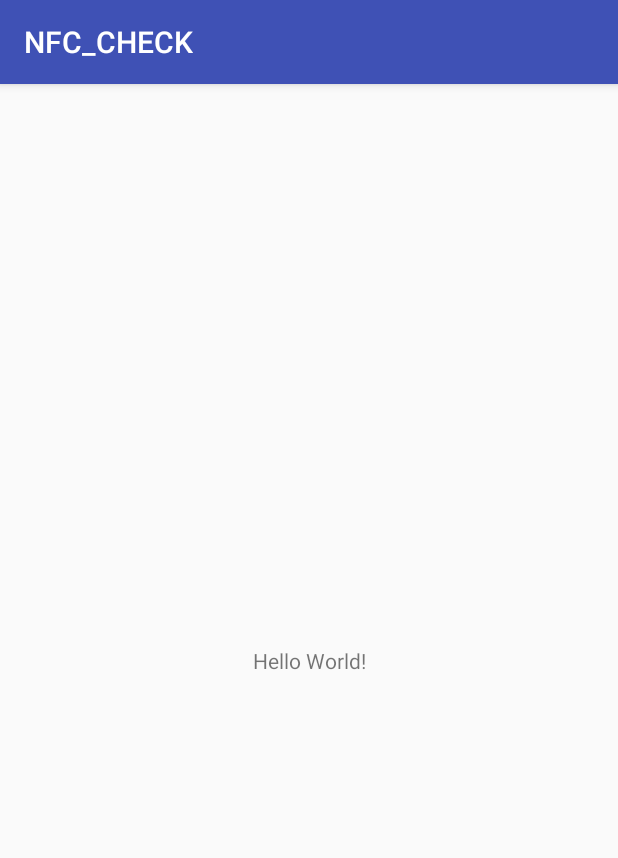
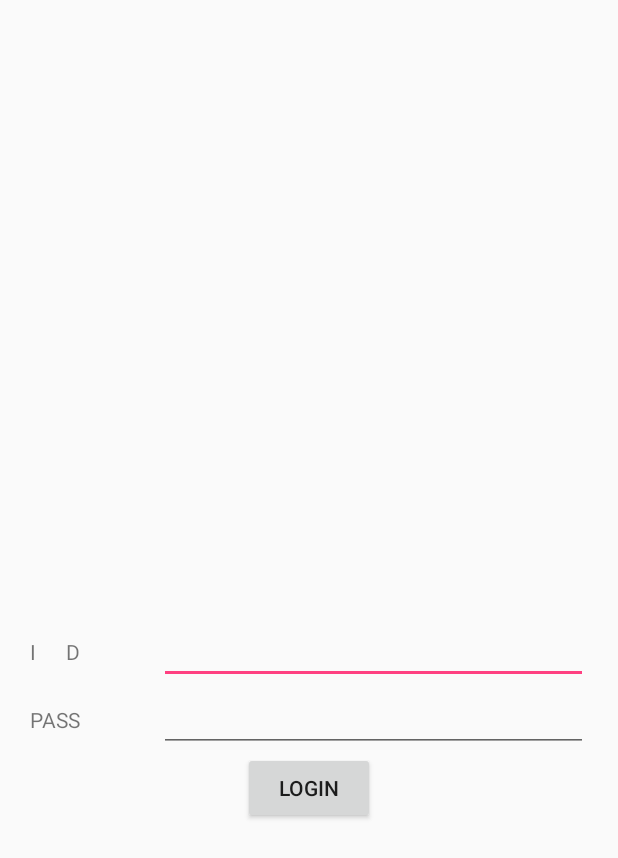
Before and after one commit to TeamKong/NFC_CHECK, an Android app: the screen it shows after launch (MainActivity), on a phone screen of 412 x 824 dp. Shown: the top 858 px of the screen. Run offline under Robolectric (Android 15) with nearby library versions, the phone set to English and light mode, and no system bars.

Commit message:
commit login UI page

```diff
--- a/app/src/main/res/layout/activity_main.xml
+++ b/app/src/main/res/layout/activity_main.xml
@@ -1,18 +1,71 @@
 <?xml version="1.0" encoding="utf-8"?>
-<android.support.constraint.ConstraintLayout xmlns:android="http://schemas.android.com/apk/res/android"
+<LinearLayout xmlns:android="http://schemas.android.com/apk/res/android"
     xmlns:app="http://schemas.android.com/apk/res-auto"
     xmlns:tools="http://schemas.android.com/tools"
     android:layout_width="match_parent"
     android:layout_height="match_parent"
+    android:layout_marginLeft="20dp"
+    android:layout_marginRight="20dp"
+    android:orientation="vertical"
     tools:context=".MainActivity">
 
-    <TextView
-        android:layout_width="wrap_content"
+    <LinearLayout
+        android:layout_width="match_parent"
         android:layout_height="wrap_content"
-        android:text="Hello World!"
-        app:layout_constraintBottom_toBottomOf="parent"
-        app:layout_constraintLeft_toLeftOf="parent"
-        app:layout_constraintRight_toRightOf="parent"
-        app:layout_constraintTop_toTopOf="parent" />
+        android:layout_weight="3"
+        android:orientation="vertical"></LinearLayout>
 
-</android.support.constraint.ConstraintLayout>
+    <LinearLayout
+        android:layout_width="match_parent"
+        android:layout_height="wrap_content"
+        android:orientation="horizontal">
+
+        <TextView
+            android:layout_width="wrap_content"
+            android:layout_height="wrap_content"
+            android:layout_weight="1"
+            android:text="I      D" />
+
+        <EditText
+            android:layout_width="wrap_content"
+            android:layout_height="wrap_content"
+            android:layout_weight="5"
+            android:inputType="textEmailAddress" />
+    </LinearLayout>
+
+    <LinearLayout
+        android:layout_width="match_parent"
+        android:layout_height="wrap_content"
+        android:orientation="horizontal">
+
+        <TextView
+            android:layout_width="wrap_content"
+            android:layout_height="wrap_content"
+            android:layout_weight="1"
+            android:text="PASS" />
+
+        <EditText
+            android:layout_width="wrap_content"
+            android:layout_height="wrap_content"
+            android:layout_weight="5"
+            android:inputType="textPassword" />
+
+    </LinearLayout>
+
+    <LinearLayout
+        android:layout_width="match_parent"
+        android:layout_height="wrap_content"
+        android:layout_weight="2"
+        android:orientation="vertical">
+
+        <Button
+            android:layout_width="wrap_content"
+            android:layout_height="wrap_content"
+            android:layout_gravity="center"
+            android:text="LOGIN" />
+
+
+    </LinearLayout>
+
+
+</LinearLayout>
--- a/app/src/main/res/values/styles.xml
+++ b/app/src/main/res/values/styles.xml
@@ -6,6 +6,8 @@
         <item name="colorPrimary">@color/colorPrimary</item>
         <item name="colorPrimaryDark">@color/colorPrimaryDark</item>
         <item name="colorAccent">@color/colorAccent</item>
+        <item name="windowActionBar">false</item>
+        <item name="windowNoTitle">true</item>
     </style>
 
 </resources>
```
